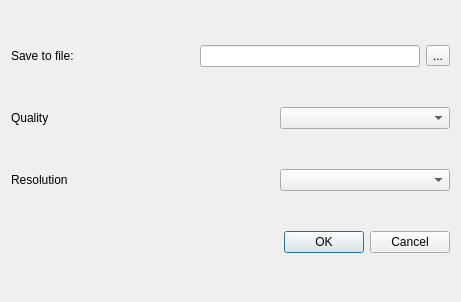
The window that src/forms/dialogexportpdf.ui (socnetv/app) describes before a commit, drawn with Qt 5.
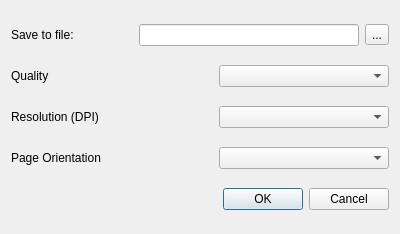
The same window after the commit.

Commit message: PDF options/dialog

```diff
--- a/src/forms/dialogexportpdf.ui
+++ b/src/forms/dialogexportpdf.ui
@@ -6,10 +6,22 @@
    <rect>
     <x>0</x>
     <y>0</y>
-    <width>461</width>
-    <height>302</height>
+    <width>400</width>
+    <height>234</height>
    </rect>
   </property>
+  <property name="minimumSize">
+   <size>
+    <width>400</width>
+    <height>220</height>
+   </size>
+  </property>
+  <property name="maximumSize">
+   <size>
+    <width>700</width>
+    <height>500</height>
+   </size>
+  </property>
   <property name="windowTitle">
    <string>Export to PDF</string>
   </property>
@@ -158,7 +170,7 @@
         <string>&lt;html&gt;&lt;head/&gt;&lt;body&gt;&lt;p&gt;&lt;span style=&quot; font-family:'Sans Serif'; font-size:9pt; font-weight:600;&quot;&gt;Update Mode&lt;/span&gt;&lt;/p&gt;&lt;p&gt;&lt;br/&gt;&lt;/p&gt;&lt;p&gt;&lt;span style=&quot; font-family:'Sans Serif'; font-size:9pt;&quot;&gt;Use the drop-down menu on the right to select the update mode when the canvas changes. Usually you do not need to modify this property, but there are some cases where doing so can improve rendering performance. &lt;/span&gt;&lt;/p&gt;&lt;p&gt;&lt;br/&gt;&lt;/p&gt;&lt;p&gt;&lt;span style=&quot; font-family:'Sans Serif'; font-size:9pt;&quot;&gt;The default value is Full, where the graphics engine will update the entire canvas when some of its contents change.&lt;/span&gt;&lt;/p&gt;&lt;p&gt;&lt;br/&gt;&lt;/p&gt;&lt;p&gt;&lt;span style=&quot; font-family:'Sans Serif'; font-size:9pt; text-decoration: underline;&quot;&gt;Full&lt;/span&gt;&lt;/p&gt;&lt;p&gt;&lt;br/&gt;&lt;/p&gt;&lt;p&gt;&lt;span style=&quot; font-family:'Sans Serif'; font-size:9pt;&quot;&gt;When any visible part of the canvas changes or is reexposed, the engine will update the entire canvas. This approach is fastest when the engine spends more time figuring out what to draw than it would spend drawing (e.g., when very many small items are repeatedly updated). This is the default setting as it is the fastest with network of thousands of edges.&lt;/span&gt;&lt;/p&gt;&lt;p&gt;&lt;br/&gt;&lt;/p&gt;&lt;p&gt;&lt;span style=&quot; font-family:'Sans Serif'; font-size:9pt; text-decoration: underline;&quot;&gt;Minimal&lt;/span&gt;&lt;/p&gt;&lt;p&gt;&lt;br/&gt;&lt;/p&gt;&lt;p&gt;&lt;span style=&quot; font-family:'Sans Serif'; font-size:9pt;&quot;&gt;The engine will determine the minimal  region that requires a redraw, minimizing the time spent drawing by avoiding a redraw of areas that have not changed. Although this approach provides the best performance in general, if there are many small visible changes on the scene, the engine might end up spending more time finding the minimal approach than it will spend drawing.&lt;/span&gt;&lt;/p&gt;&lt;p&gt;&lt;br/&gt;&lt;/p&gt;&lt;p&gt;&lt;br/&gt;&lt;/p&gt;&lt;p&gt;&lt;span style=&quot; font-family:'Sans Serif'; font-size:9pt; text-decoration: underline;&quot;&gt;Bounding Rectangle &lt;/span&gt;&lt;/p&gt;&lt;p&gt;&lt;br/&gt;&lt;/p&gt;&lt;p&gt;&lt;span style=&quot; font-family:'Sans Serif'; font-size:9pt;&quot;&gt;The bounding rectangle of all changes in the canvas will be redrawn. This mode has the advantage that the engine searches only one region for changes, minimizing time spent determining what needs redrawing. The disadvantage is that areas that have not changed also need to be redrawn.&lt;/span&gt;&lt;/p&gt;&lt;p&gt;&lt;br/&gt;&lt;/p&gt;&lt;p&gt;&lt;span style=&quot; font-family:'Sans Serif'; font-size:9pt; text-decoration: underline;&quot;&gt;None&lt;/span&gt;&lt;/p&gt;&lt;p&gt;&lt;br/&gt;&lt;/p&gt;&lt;p&gt;&lt;span style=&quot; font-family:'Sans Serif'; font-size:9pt;&quot;&gt;The engine will never update th canvas when something changes;  This mode disables all item changes. Normally, you dont want to use this!&lt;/span&gt;&lt;/p&gt;&lt;/body&gt;&lt;/html&gt;</string>
        </property>
        <property name="text">
-        <string>Resolution</string>
+        <string>Resolution (DPI)</string>
        </property>
       </widget>
      </item>
@@ -228,6 +240,83 @@
     </layout>
    </item>
    <item row="3" column="0">
+    <layout class="QHBoxLayout" name="horizontalLayout_24">
+     <item>
+      <widget class="QLabel" name="label_23">
+       <property name="toolTip">
+        <string>&lt;html&gt;&lt;head/&gt;&lt;body&gt;&lt;p&gt;&lt;span style=&quot; font-family:'Sans Serif'; font-size:9pt; font-weight:600;&quot;&gt;Update Mode&lt;/span&gt;&lt;/p&gt;&lt;p&gt;&lt;br/&gt;&lt;/p&gt;&lt;p&gt;&lt;span style=&quot; font-family:'Sans Serif'; font-size:9pt;&quot;&gt;Use the drop-down menu on the right to select the update mode when the canvas changes. Usually you do not need to modify this property, but there are some cases where doing so can improve rendering performance. &lt;/span&gt;&lt;/p&gt;&lt;p&gt;&lt;br/&gt;&lt;/p&gt;&lt;p&gt;&lt;span style=&quot; font-family:'Sans Serif'; font-size:9pt;&quot;&gt;The default value is Full, where the graphics engine will update the entire canvas when some of its contents change.&lt;/span&gt;&lt;/p&gt;&lt;p&gt;&lt;br/&gt;&lt;/p&gt;&lt;p&gt;&lt;span style=&quot; font-family:'Sans Serif'; font-size:9pt; text-decoration: underline;&quot;&gt;Full&lt;/span&gt;&lt;/p&gt;&lt;p&gt;&lt;br/&gt;&lt;/p&gt;&lt;p&gt;&lt;span style=&quot; font-family:'Sans Serif'; font-size:9pt;&quot;&gt;When any visible part of the canvas changes or is reexposed, the engine will update the entire canvas. This approach is fastest when the engine spends more time figuring out what to draw than it would spend drawing (e.g., when very many small items are repeatedly updated). This is the default setting as it is the fastest with network of thousands of edges.&lt;/span&gt;&lt;/p&gt;&lt;p&gt;&lt;br/&gt;&lt;/p&gt;&lt;p&gt;&lt;span style=&quot; font-family:'Sans Serif'; font-size:9pt; text-decoration: underline;&quot;&gt;Minimal&lt;/span&gt;&lt;/p&gt;&lt;p&gt;&lt;br/&gt;&lt;/p&gt;&lt;p&gt;&lt;span style=&quot; font-family:'Sans Serif'; font-size:9pt;&quot;&gt;The engine will determine the minimal  region that requires a redraw, minimizing the time spent drawing by avoiding a redraw of areas that have not changed. Although this approach provides the best performance in general, if there are many small visible changes on the scene, the engine might end up spending more time finding the minimal approach than it will spend drawing.&lt;/span&gt;&lt;/p&gt;&lt;p&gt;&lt;br/&gt;&lt;/p&gt;&lt;p&gt;&lt;br/&gt;&lt;/p&gt;&lt;p&gt;&lt;span style=&quot; font-family:'Sans Serif'; font-size:9pt; text-decoration: underline;&quot;&gt;Bounding Rectangle &lt;/span&gt;&lt;/p&gt;&lt;p&gt;&lt;br/&gt;&lt;/p&gt;&lt;p&gt;&lt;span style=&quot; font-family:'Sans Serif'; font-size:9pt;&quot;&gt;The bounding rectangle of all changes in the canvas will be redrawn. This mode has the advantage that the engine searches only one region for changes, minimizing time spent determining what needs redrawing. The disadvantage is that areas that have not changed also need to be redrawn.&lt;/span&gt;&lt;/p&gt;&lt;p&gt;&lt;br/&gt;&lt;/p&gt;&lt;p&gt;&lt;span style=&quot; font-family:'Sans Serif'; font-size:9pt; text-decoration: underline;&quot;&gt;None&lt;/span&gt;&lt;/p&gt;&lt;p&gt;&lt;br/&gt;&lt;/p&gt;&lt;p&gt;&lt;span style=&quot; font-family:'Sans Serif'; font-size:9pt;&quot;&gt;The engine will never update th canvas when something changes;  This mode disables all item changes. Normally, you dont want to use this!&lt;/span&gt;&lt;/p&gt;&lt;/body&gt;&lt;/html&gt;</string>
+       </property>
+       <property name="text">
+        <string>Page Orientation</string>
+       </property>
+      </widget>
+     </item>
+     <item>
+      <spacer name="horizontalSpacer_23">
+       <property name="font">
+        <font>
+         <family>DejaVu Sans</family>
+         <pointsize>11</pointsize>
+        </font>
+       </property>
+       <property name="orientation">
+        <enum>Qt::Horizontal</enum>
+       </property>
+       <property name="sizeHint" stdset="0">
+        <size>
+         <width>98</width>
+         <height>20</height>
+        </size>
+       </property>
+      </spacer>
+     </item>
+     <item>
+      <widget class="QComboBox" name="orientationSelect">
+       <property name="sizePolicy">
+        <sizepolicy hsizetype="Fixed" vsizetype="Fixed">
+         <horstretch>0</horstretch>
+         <verstretch>0</verstretch>
+        </sizepolicy>
+       </property>
+       <property name="minimumSize">
+        <size>
+         <width>170</width>
+         <height>0</height>
+        </size>
+       </property>
+       <property name="toolTip">
+        <string>&lt;!DOCTYPE HTML PUBLIC &quot;-//W3C//DTD HTML 4.0//EN&quot; &quot;http://www.w3.org/TR/REC-html40/strict.dtd&quot;&gt;
+&lt;html&gt;&lt;head&gt;&lt;meta name=&quot;qrichtext&quot; content=&quot;1&quot; /&gt;&lt;style type=&quot;text/css&quot;&gt;
+p, li { white-space: pre-wrap; }
+&lt;/style&gt;&lt;/head&gt;&lt;body style=&quot; font-family:'DejaVu Sans'; font-size:10pt; font-weight:400; font-style:normal;&quot;&gt;
+&lt;p style=&quot; margin-top:0px; margin-bottom:0px; margin-left:0px; margin-right:0px; -qt-block-indent:0; text-indent:0px;&quot;&gt;&lt;span style=&quot; font-family:'Sans Serif'; font-size:9pt; font-weight:600;&quot;&gt;Update Mode&lt;/span&gt;&lt;/p&gt;
+&lt;p style=&quot;-qt-paragraph-type:empty; margin-top:0px; margin-bottom:0px; margin-left:0px; margin-right:0px; -qt-block-indent:0; text-indent:0px; font-family:'Sans Serif'; font-size:9pt;&quot;&gt;&lt;br /&gt;&lt;/p&gt;
+&lt;p style=&quot; margin-top:0px; margin-bottom:0px; margin-left:0px; margin-right:0px; -qt-block-indent:0; text-indent:0px;&quot;&gt;&lt;span style=&quot; font-family:'Sans Serif'; font-size:9pt;&quot;&gt;Select how to update areas of the canvas that have been reexposed or changed. Usually you do not need to modify this property, but there are some cases where doing so can improve rendering performance. &lt;/span&gt;&lt;/p&gt;
+&lt;p style=&quot;-qt-paragraph-type:empty; margin-top:0px; margin-bottom:0px; margin-left:0px; margin-right:0px; -qt-block-indent:0; text-indent:0px; font-family:'Sans Serif'; font-size:9pt;&quot;&gt;&lt;br /&gt;&lt;/p&gt;
+&lt;p style=&quot; margin-top:0px; margin-bottom:0px; margin-left:0px; margin-right:0px; -qt-block-indent:0; text-indent:0px;&quot;&gt;&lt;span style=&quot; font-family:'Sans Serif'; font-size:9pt;&quot;&gt;The default value is Full, where the graphics engine will update the entire canvas when some of its contents change.&lt;/span&gt;&lt;/p&gt;
+&lt;p style=&quot;-qt-paragraph-type:empty; margin-top:0px; margin-bottom:0px; margin-left:0px; margin-right:0px; -qt-block-indent:0; text-indent:0px; font-family:'Sans Serif'; font-size:9pt;&quot;&gt;&lt;br /&gt;&lt;/p&gt;
+&lt;p style=&quot; margin-top:0px; margin-bottom:0px; margin-left:0px; margin-right:0px; -qt-block-indent:0; text-indent:0px;&quot;&gt;&lt;span style=&quot; font-family:'Sans Serif'; font-size:9pt; text-decoration: underline;&quot;&gt;Full&lt;/span&gt;&lt;/p&gt;
+&lt;p style=&quot;-qt-paragraph-type:empty; margin-top:0px; margin-bottom:0px; margin-left:0px; margin-right:0px; -qt-block-indent:0; text-indent:0px; font-family:'Sans Serif'; font-size:9pt; font-weight:600;&quot;&gt;&lt;br /&gt;&lt;/p&gt;
+&lt;p style=&quot; margin-top:0px; margin-bottom:0px; margin-left:0px; margin-right:0px; -qt-block-indent:0; text-indent:0px;&quot;&gt;&lt;span style=&quot; font-family:'Sans Serif'; font-size:9pt;&quot;&gt;When any visible part of the canvas changes or is reexposed, the engine will update the entire canvas. This approach is fastest when the engine spends more time figuring out what to draw than it would spend drawing (e.g., when very many small items are repeatedly updated). This is the default setting as it is the fastest with network of thousands of edges.&lt;/span&gt;&lt;/p&gt;
+&lt;p style=&quot;-qt-paragraph-type:empty; margin-top:0px; margin-bottom:0px; margin-left:0px; margin-right:0px; -qt-block-indent:0; text-indent:0px; font-family:'Sans Serif'; font-size:9pt;&quot;&gt;&lt;br /&gt;&lt;/p&gt;
+&lt;p style=&quot; margin-top:0px; margin-bottom:0px; margin-left:0px; margin-right:0px; -qt-block-indent:0; text-indent:0px;&quot;&gt;&lt;span style=&quot; font-family:'Sans Serif'; font-size:9pt; text-decoration: underline;&quot;&gt;Minimal&lt;/span&gt;&lt;/p&gt;
+&lt;p style=&quot;-qt-paragraph-type:empty; margin-top:0px; margin-bottom:0px; margin-left:0px; margin-right:0px; -qt-block-indent:0; text-indent:0px; font-family:'Sans Serif'; font-size:9pt;&quot;&gt;&lt;br /&gt;&lt;/p&gt;
+&lt;p style=&quot; margin-top:0px; margin-bottom:0px; margin-left:0px; margin-right:0px; -qt-block-indent:0; text-indent:0px;&quot;&gt;&lt;span style=&quot; font-family:'Sans Serif'; font-size:9pt;&quot;&gt;The engine will determine the minimal  region that requires a redraw, minimizing the time spent drawing by avoiding a redraw of areas that have not changed. Although this approach provides the best performance in general, if there are many small visible changes on the scene, the engine might end up spending more time finding the minimal approach than it will spend drawing.&lt;/span&gt;&lt;/p&gt;
+&lt;p style=&quot;-qt-paragraph-type:empty; margin-top:0px; margin-bottom:0px; margin-left:0px; margin-right:0px; -qt-block-indent:0; text-indent:0px; font-family:'Sans Serif'; font-size:9pt;&quot;&gt;&lt;br /&gt;&lt;/p&gt;
+&lt;p style=&quot;-qt-paragraph-type:empty; margin-top:0px; margin-bottom:0px; margin-left:0px; margin-right:0px; -qt-block-indent:0; text-indent:0px; font-family:'Sans Serif'; font-size:9pt;&quot;&gt;&lt;br /&gt;&lt;/p&gt;
+&lt;p style=&quot; margin-top:0px; margin-bottom:0px; margin-left:0px; margin-right:0px; -qt-block-indent:0; text-indent:0px;&quot;&gt;&lt;span style=&quot; font-family:'Sans Serif'; font-size:9pt; text-decoration: underline;&quot;&gt;Bounding Rectangle &lt;/span&gt;&lt;/p&gt;
+&lt;p style=&quot;-qt-paragraph-type:empty; margin-top:0px; margin-bottom:0px; margin-left:0px; margin-right:0px; -qt-block-indent:0; text-indent:0px; font-family:'Sans Serif'; font-size:9pt;&quot;&gt;&lt;br /&gt;&lt;/p&gt;
+&lt;p style=&quot; margin-top:0px; margin-bottom:0px; margin-left:0px; margin-right:0px; -qt-block-indent:0; text-indent:0px;&quot;&gt;&lt;span style=&quot; font-family:'Sans Serif'; font-size:9pt;&quot;&gt;The bounding rectangle of all changes in the canvas will be redrawn. This mode has the advantage that the engine searches only one region for changes, minimizing time spent determining what needs redrawing. The disadvantage is that areas that have not changed also need to be redrawn.&lt;/span&gt;&lt;/p&gt;
+&lt;p style=&quot;-qt-paragraph-type:empty; margin-top:0px; margin-bottom:0px; margin-left:0px; margin-right:0px; -qt-block-indent:0; text-indent:0px; font-family:'Sans Serif'; font-size:9pt;&quot;&gt;&lt;br /&gt;&lt;/p&gt;
+&lt;p style=&quot; margin-top:0px; margin-bottom:0px; margin-left:0px; margin-right:0px; -qt-block-indent:0; text-indent:0px;&quot;&gt;&lt;span style=&quot; font-family:'Sans Serif'; font-size:9pt; text-decoration: underline;&quot;&gt;None&lt;/span&gt;&lt;/p&gt;
+&lt;p style=&quot;-qt-paragraph-type:empty; margin-top:0px; margin-bottom:0px; margin-left:0px; margin-right:0px; -qt-block-indent:0; text-indent:0px; font-family:'Sans Serif'; font-size:9pt;&quot;&gt;&lt;br /&gt;&lt;/p&gt;
+&lt;p style=&quot; margin-top:0px; margin-bottom:0px; margin-left:0px; margin-right:0px; -qt-block-indent:0; text-indent:0px;&quot;&gt;&lt;span style=&quot; font-family:'Sans Serif'; font-size:9pt;&quot;&gt;The engine will never update th canvas when something changes;  This mode disables all item changes. Normally, you dont want to use this!&lt;/span&gt;&lt;/p&gt;&lt;/body&gt;&lt;/html&gt;</string>
+       </property>
+      </widget>
+     </item>
+    </layout>
+   </item>
+   <item row="4" column="0">
     <widget class="QDialogButtonBox" name="buttonBox">
      <property name="orientation">
       <enum>Qt::Horizontal</enum>
```
The commit also changes 5 other files.
